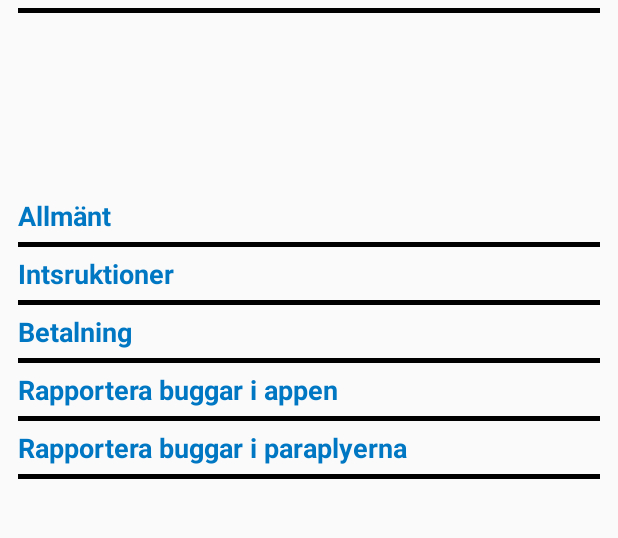
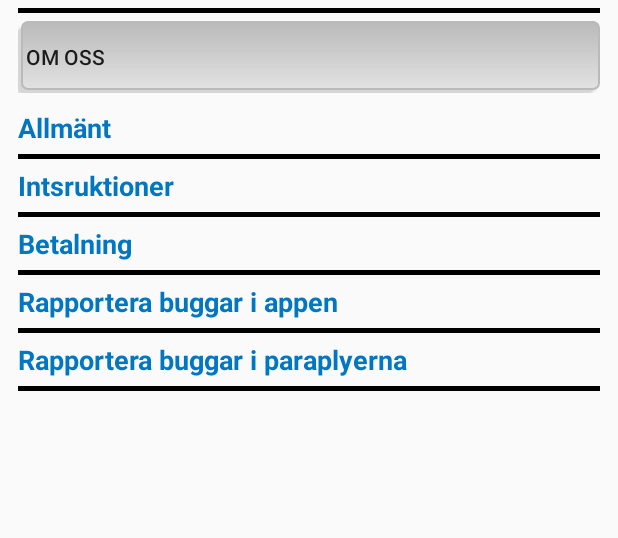
Before and after one commit to Macishh/agile-software-project, an Android app: the fragment HelpFragment placed in its activity, on a phone screen of 412 x 824 dp, the part 129-667 px from its top. Run offline under Robolectric (Android 15) with nearby library versions, the phone set to English and light mode, and no system bars.

Commit message:
Added button for about us, Added xml file for creating shadow effect on button

```diff
--- /dev/null
+++ b/Umberent/app/src/main/res/drawable/button_selector.xml
@@ -0,0 +1,24 @@
+<?xml version="1.0" encoding="utf-8"?>
+<selector xmlns:android="http://schemas.android.com/apk/res/android">
+    <item>
+        <layer-list>
+            <item android:right="5dp" android:top="5dp">
+                <shape>
+                    <corners android:radius="3dp" />
+                    <solid android:color="#D6D6D6" />
+                </shape>
+            </item>
+            <item android:bottom="2dp" android:left="2dp">
+                <shape>
+                    <gradient android:angle="270"
+                        android:endColor="#E2E2E2" android:startColor="#BABABA" />
+                    <stroke android:width="1dp" android:color="#BABABA" />
+                    <corners android:radius="4dp" />
+                    <padding android:bottom="10dp" android:left="10dp"
+                        android:right="10dp" android:top="10dp" />
+                </shape>
+            </item>
+        </layer-list>
+    </item>
+
+</selector>
--- a/Umberent/app/src/main/res/layout/fragment_help.xml
+++ b/Umberent/app/src/main/res/layout/fragment_help.xml
@@ -45,8 +45,19 @@
 
                 <RelativeLayout
                     android:layout_width="match_parent"
-                    android:layout_height="117dp"
-                    android:layout_marginHorizontal="12dp">
+                    android:layout_height="wrap_content"
+                    android:layout_marginHorizontal="12dp"
+                    android:paddingVertical="5dp">
+
+                    <Button
+                        android:id="@+id/aboutUsButton"
+                        android:layout_width="match_parent"
+                        android:layout_height="match_parent"
+                        android:background="@drawable/button_selector"
+                        android:gravity="center|left"
+                        android:paddingHorizontal="5dp"
+                        android:paddingVertical="5dp"
+                        android:text="Om oss" />
 
                 </RelativeLayout>
 
```
